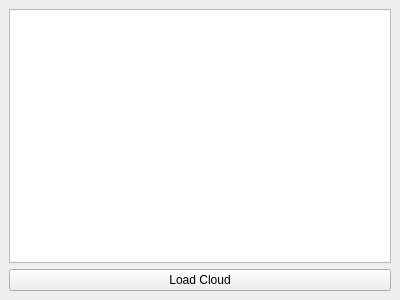
Qt form cloudclean/src/gui/cloudlistview.ui (seasonsfx/Masters) before a commit.
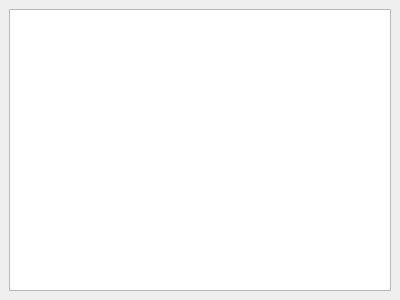
The same form after that commit.

Diff of the .ui file:
```diff
--- a/cloudclean/src/gui/cloudlistview.ui
+++ b/cloudclean/src/gui/cloudlistview.ui
@@ -31,13 +31,6 @@
       </attribute>
      </widget>
     </item>
-    <item>
-     <widget class="QPushButton" name="loadBtn">
-      <property name="text">
-       <string>Load Cloud</string>
-      </property>
-     </widget>
-    </item>
    </layout>
   </widget>
  </widget>
```
